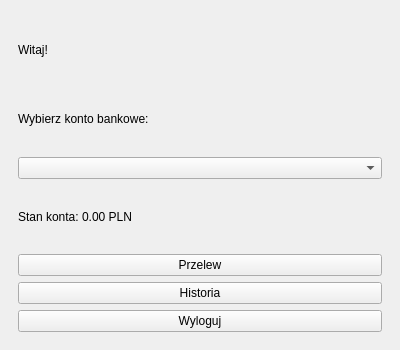
majkus522/aplikacja-bankowa, file bankapp.ui: the form before one commit.
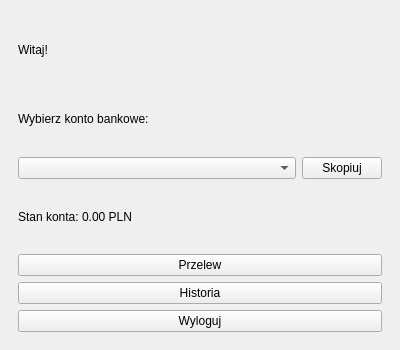
The form after the commit.

Commit message: Copy button

The edit to the form file:
```diff
--- a/bankapp.ui
+++ b/bankapp.ui
@@ -37,7 +37,18 @@
          </widget>
         </item>
         <item>
-         <widget class="QComboBox" name="comboAccounts"/>
+         <layout class="QHBoxLayout" name="horizontalLayout" stretch="3,0">
+          <item>
+           <widget class="QComboBox" name="comboAccounts"/>
+          </item>
+          <item>
+           <widget class="QPushButton" name="btnCopyAccountNumber">
+            <property name="text">
+             <string>Skopiuj</string>
+            </property>
+           </widget>
+          </item>
+         </layout>
         </item>
         <item>
          <widget class="QLabel" name="labelBalance">
```
The commit also changes 2 other files.
